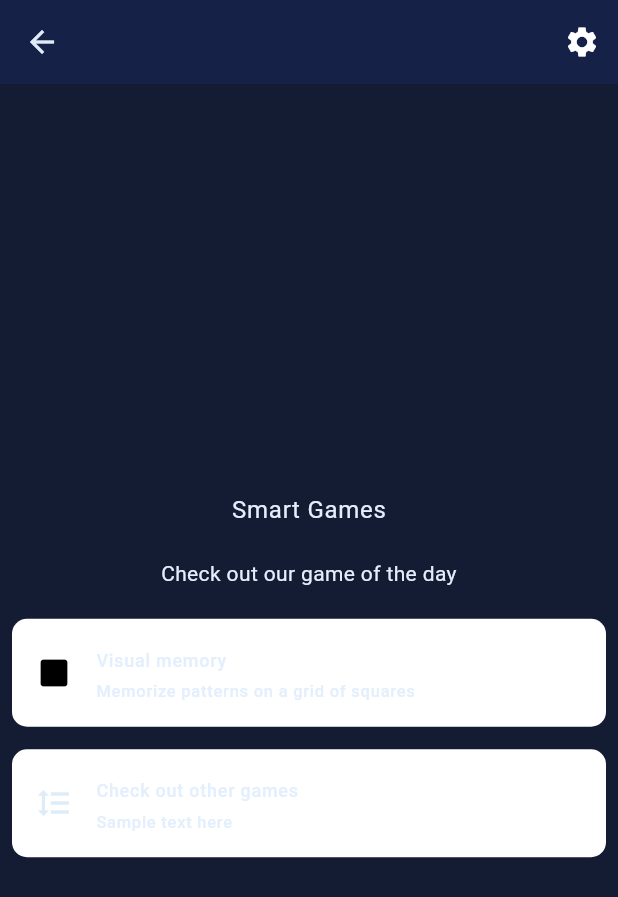
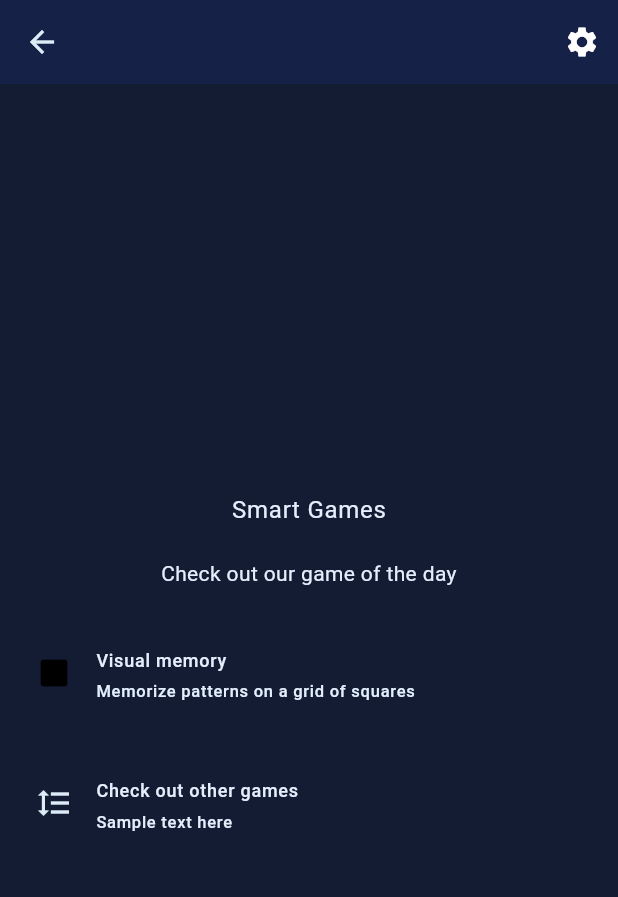
Before and after one commit to ANICEBREAKER/visual_memory, a Flutter app: the MenuScreen screen opened by its route, on a phone screen of 412 x 824 dp. Shown: the top 897 px of the screen. Run offline on Flutter 3.47's test engine with Material 3 defaults, Android fonts, the phone set to English and light mode, and no system bars; our stand-ins replace animated_text_kit, connectivity_plus, go_router, modal_progress_hud_nsn, shared_preferences, supabase_flutter; accounts and stored records are empty; Roboto replaces fonts that are missing (Nunito).

Commit message:
Deleted the title color stuff [for the new theme file]

```diff
--- a/lib/screens/common/menu_screen.dart
+++ b/lib/screens/common/menu_screen.dart
@@ -48,7 +48,6 @@ class _MenuScreenState extends State<MenuScreen> {
                     MaterialPageRoute(builder: (context) => dummyGames[0].destination),
                   );
                 },
-                tileColor: Colors.white,
                 shape: RoundedRectangleBorder(
                   borderRadius: BorderRadius.circular(10.0),
                 ),
@@ -61,7 +60,6 @@ class _MenuScreenState extends State<MenuScreen> {
                   style: Theme.of(context).textTheme.labelMedium
                 ),
                 subtitle: Text('Sample text here', style: Theme.of(context).textTheme.labelSmall),
-                tileColor: Colors.white,
                 shape: RoundedRectangleBorder(
                   borderRadius: BorderRadius.circular(10.0),
                 ),
```
